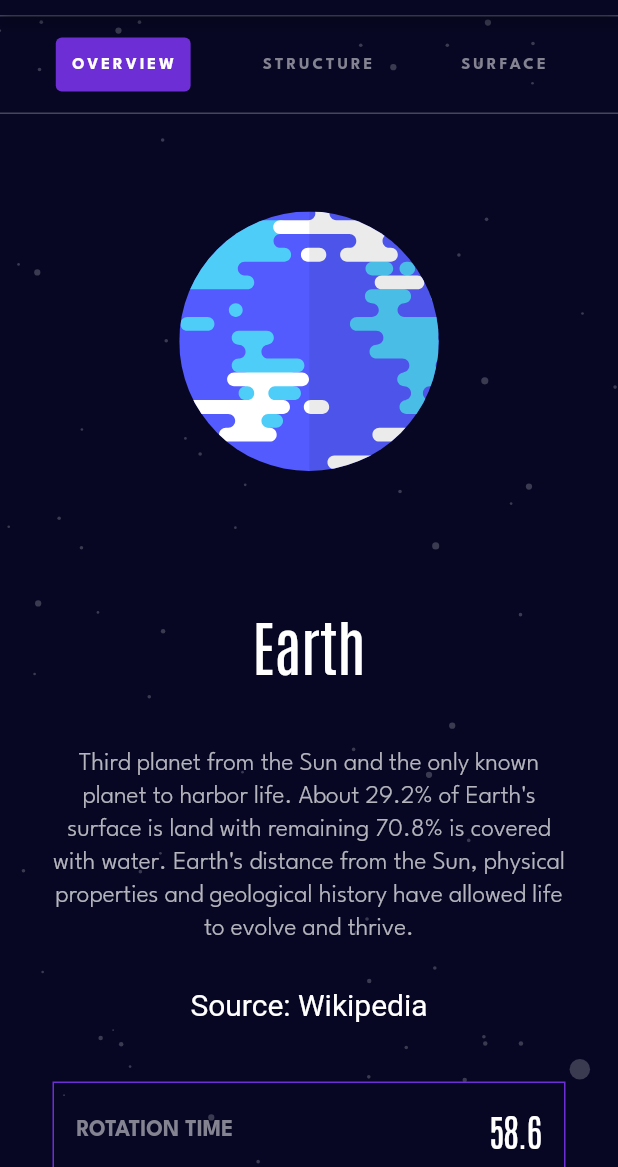
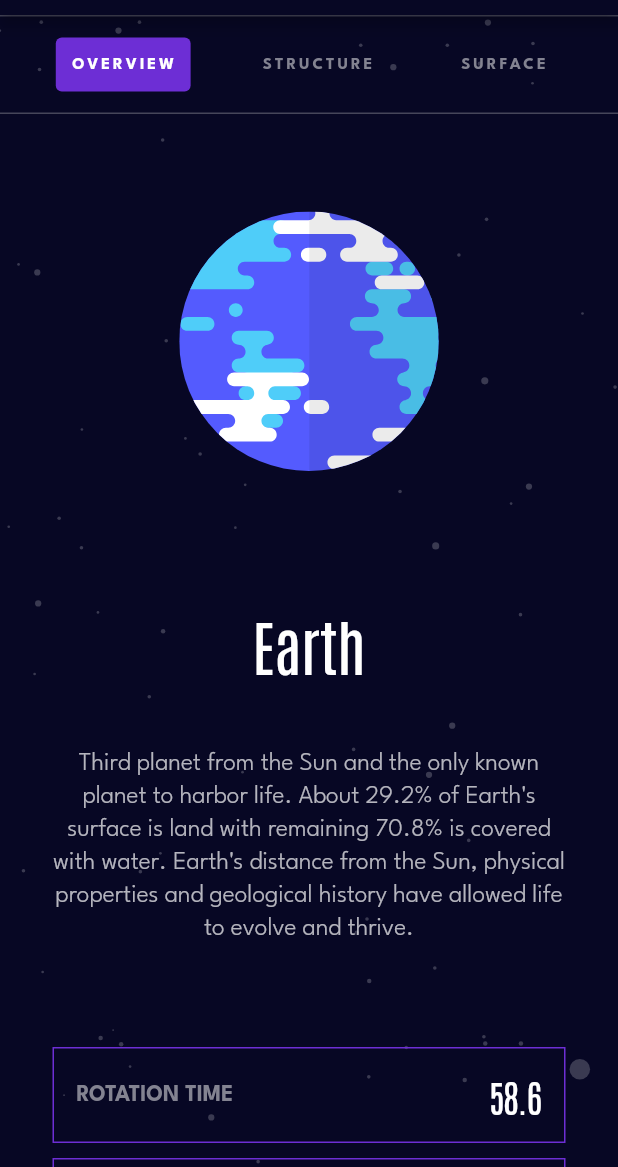
Before and after one commit to PilKvas/flutter_solar_system_application, a Flutter app: the PlanetShell screen opened directly with empty values, after a tap on the "menu" icon, after a tap on "EARTH", on a phone screen of 412 x 824 dp, the part 69-1236 px from its top. Run offline on Flutter 3.47's test engine with Material 2 defaults, Android fonts, the phone set to English and light mode, and no system bars; our stand-ins replace flutter_svg, google_fonts, url_launcher_web.

Commit message:
decomposition/new_button_logic

```diff
--- a/lib/main.dart
+++ b/lib/main.dart
@@ -1,4 +1,23 @@
 import 'package:flutter/material.dart';
-import 'package:flutter_solar_system_application/my_app.dart';
+import 'package:flutter_solar_system_application/main_navigation.dart';
+import 'package:flutter_solar_system_application/widgets/app_theme.dart';
 
 void main() => runApp(const MyApp());
+
+
+
+class MyApp extends StatelessWidget {
+  static final mainNavigation = MainNavigation();
+
+  const MyApp({Key? key}) : super(key: key);
+  @override
+  Widget build(BuildContext context) {
+    return MaterialApp(
+      debugShowCheckedModeBanner: false,
+      title: 'Solar System',
+      initialRoute: mainNavigation.initialRoute,
+      routes: mainNavigation.routes,
+      theme: planetTheme(),
+    );
+  }
+}
--- a/lib/planets/planet_earth_screen.dart
+++ b/lib/planets/planet_earth_screen.dart
@@ -1,7 +1,8 @@
 import "package:flutter/material.dart";
 import 'package:flutter_solar_system_application/configuration/app_assets.dart';
 import 'package:flutter_solar_system_application/configuration/app_colors.dart';
-import 'package:flutter_solar_system_application/planets/planet_common_screen.dart';
+import 'package:flutter_solar_system_application/planets/planet_screen.dart';
+// import 'package:flutter_solar_system_application/widgets/data_json.dart';
 import 'package:flutter_solar_system_application/widgets/planet_data.dart';
 
 /* Является 'строительныи лесом' где расположены все собственноручно написанные виджеты , ответственность за функциональную часть кнопок, скролл, хранит в себе все переменные виджетов, обработка нажатий по кнопкам, отображение данных плаенты Земля, Логика отображения, Стилизация*/
@@ -10,21 +11,24 @@ class PlanetEarthScreen extends StatelessWidget {
   const PlanetEarthScreen({Key? key}) : super(key: key);
   @override
   Widget build(BuildContext context) {
-    return PlanetCommonScreen(
+    return PlanetScreen(
         data: PlanetData(
           title: AppAssets.earthTitle,
           overview: PlanetInfoData(
             info: AppAssets.earthMainInfoOverview,
             asset: AppAssets.earthOverviewAsset,
-              url: Uri.parse('https://en.wikipedia.org/wiki/Earth')),
+          ),
+          // url: Uri.parse('https://en.wikipedia.org/wiki/Earth')),
           structure: PlanetInfoData(
             info: AppAssets.earthMainInfoStructure,
             asset: AppAssets.earthStructureAsset,
-              url: Uri.parse('https://en.wikipedia.org/wiki/Earth#Internal_structure')),
+          ),
+          // url: Uri.parse('https://en.wikipedia.org/wiki/Earth#Internal_structure')),
           surface: PlanetInfoData(
             info: AppAssets.earthMainInfoSurface,
             asset: 'assets/geology-earth.png',
-              url: Uri.parse('https://en.wikipedia.org/wiki/Earth#Surface')),
+            // url: Uri.parse('https://en.wikipedia.org/wiki/Earth#Surface')),
+          ),
           rotationTime: '58.6',
           revolutionTime: '87.97 DAYS',
           radius: '2,439.7 KM',
--- /dev/null
+++ b/lib/planets/planet_screen.dart
@@ -0,0 +1,242 @@
+import "package:flutter/material.dart";
+import 'package:flutter_solar_system_application/configuration/app_colors.dart';
+import 'package:flutter_solar_system_application/widgets/planet_data.dart';
+import 'package:flutter_solar_system_application/widgets/planet_info.dart';
+import 'package:flutter_solar_system_application/widgets/planet_shell.dart';
+import 'package:flutter_svg/flutter_svg.dart';
+import 'package:url_launcher/url_launcher.dart';
+
+enum _TabState {
+  overview,
+  structure,
+  surface,
+}
+
+class PlanetScreen extends StatefulWidget {
+  const PlanetScreen(
+      {Key? key,
+      required this.data,
+      required this.buttonBackgroundColor,
+      required this.borderInfoColor})
+      : super(key: key);
+
+  final PlanetData data;
+
+  final Color buttonBackgroundColor;
+
+  final Color borderInfoColor;
+
+  @override
+  State<PlanetScreen> createState() => _PlanetScreenState();
+}
+
+class _PlanetScreenState extends State<PlanetScreen> {
+  static const Size mainSizeSvgAsset = Size.square(173);
+
+  _TabState _currentTab = _TabState.overview;
+
+  String get _mainInfo {
+    switch (_currentTab) {
+      case _TabState.overview:
+        return widget.data.overview.info;
+      case _TabState.structure:
+        return widget.data.structure.info;
+      case _TabState.surface:
+        return widget.data.surface.info;
+    }
+  }
+
+  String get _mainSvgAsset {
+    switch (_currentTab) {
+      case _TabState.overview:
+        return widget.data.overview.asset;
+      case _TabState.structure:
+        return widget.data.structure.asset;
+      case _TabState.surface:
+        return widget.data.overview.asset;
+    }
+  }
+  // Uri get _mainUrl{
+  //   switch (_currentTab) {
+  //     case _TabState.overview:
+  //       return widget.data.overview.url;
+  //     case _TabState.structure:
+  //       return widget.data.structure.url;
+  //     case _TabState.surface:
+  //       return widget.data.surface.url;
+  //   }
+  // }
+  void onOverviewPressed() {
+    setState(() {
+      _currentTab = _TabState.overview;
+    });
+  }
+
+  void onStructurePressed() {
+    setState(() {
+      _currentTab = _TabState.structure;
+    });
+  }
+
+  void onSurfacePressed() {
+    setState(() {
+      _currentTab = _TabState.surface;
+    });
+  }
+
+  @override
+  Widget build(BuildContext context) {
+    return PlanetShell(
+      body: SingleChildScrollView(
+        child: SizedBox(
+          width: double.infinity,
+          child: Column(
+            crossAxisAlignment: CrossAxisAlignment.center,
+            children: [
+              Container(
+                decoration: const BoxDecoration(
+                  border: Border(
+                      bottom: BorderSide(color: AppColors.borderColor),
+                      top: BorderSide(color: AppColors.borderColor)),
+                ),
+                child: ButtonBar(
+                  alignment: MainAxisAlignment.spaceEvenly,
+                  children: [
+                    TextButton(
+                      onPressed: onOverviewPressed,
+                      style: _currentTab == _TabState.overview
+                          ? Theme.of(context).textButtonTheme.style?.copyWith(
+                              backgroundColor: MaterialStateProperty.all(
+                                  widget.buttonBackgroundColor))
+                          : Theme.of(context).textButtonTheme.style,
+                      child: Text(
+                        'OVERVIEW',
+                        style: _currentTab == _TabState.overview
+                            ? Theme.of(context).textTheme.headline5?.copyWith(
+                                  color: AppColors.white,
+                                )
+                            : Theme.of(context).textTheme.headline5,
+                      ),
+                    ),
+                    TextButton(
+                      style: _currentTab == _TabState.structure
+                          ? Theme.of(context).textButtonTheme.style?.copyWith(
+                              backgroundColor: MaterialStateProperty.all(
+                                  widget.buttonBackgroundColor))
+                          : Theme.of(context).textButtonTheme.style,
+                      onPressed: onStructurePressed,
+                      child: Text(
+                        'STRUCTURE',
+                        style: _currentTab == _TabState.structure
+                            ? Theme.of(context).textTheme.headline5?.copyWith(
+                                  color: AppColors.white,
+                                )
+                            : Theme.of(context).textTheme.headline5,
+                      ),
+                    ),
+                    TextButton(
+                      style: _currentTab == _TabState.surface
+                          ? Theme.of(context).textButtonTheme.style?.copyWith(
+                              backgroundColor: MaterialStateProperty.all(
+                                  widget.buttonBackgroundColor))
+                          : Theme.of(context).textButtonTheme.style,
+                      onPressed: onSurfacePressed,
+                      child: Text(
+                        'SURFACE',
+                        style: _currentTab == _TabState.surface
+                            ? Theme.of(context).textTheme.headline5?.copyWith(
+                                  color: AppColors.white,
+                                )
+                            : Theme.of(context).textTheme.headline5,
+                      ),
+                    ),
+                  ],
+                ),
+              ),
+              const SizedBox(
+                height: 65,
+              ),
+              Container(
+                padding: const EdgeInsets.symmetric(horizontal: 35),
+                child: Column(
+                  children: [
+                    Stack(
+                      children: [
+                        SvgPicture.asset(
+                          _mainSvgAsset,
+                          width: mainSizeSvgAsset.width,
+                          height: mainSizeSvgAsset.height,
+                        ),
+                        Opacity(
+                          opacity: _currentTab == _TabState.surface ? 1 : 0,
+                          child: Image.asset(
+                            widget.data.surface.asset,
+                            width: mainSizeSvgAsset.width,
+                            height: mainSizeSvgAsset.height,
+                          ),
+                        )
+
+                      ],
+                    ),
+                    const SizedBox(
+                      height: 90,
+                    ),
+                    Text(
+                      widget.data.title,
+                      style: Theme.of(context).textTheme.headline3,
+                    ),
+                    const SizedBox(height: 40),
+                    Text(
+                      _mainInfo,
+                      textAlign: TextAlign.center,
+                      style: Theme.of(context).textTheme.bodyText1,
+                    ),
+                    const SizedBox(
+                      height: 30,
+                    ),
+                    // GestureDetector(
+                    //   // onTap: () {
+                    //   //   launchUrl(_mainUrl);
+                    //   // },
+                    //   child: const Text('Source: Wikipedia', style: TextStyle(color: AppColors.white, fontSize: 20))
+                    // ),
+                    const SizedBox(
+                      height: 40,
+                    ),
+                    Column(
+                      children: [
+                        PlanetInfo(
+                          leftSideText: 'ROTATION TIME',
+                          rightSideText: widget.data.rotationTime,
+                          borderInfoColor: widget.borderInfoColor,
+                        ),
+                        PlanetInfo(
+                          leftSideText: 'REVOLUTION TIME',
+                          rightSideText: widget.data.revolutionTime,
+                          borderInfoColor: widget.borderInfoColor,
+                        ),
+                        PlanetInfo(
+                          leftSideText: 'RADIUS',
+                          rightSideText: widget.data.radius,
+                          borderInfoColor: widget.borderInfoColor,
+                        ),
+                        PlanetInfo(
+                          leftSideText: 'AVERAGE TEMP.',
+                          rightSideText: widget.data.averageTemperature,
+                          borderInfoColor: widget.borderInfoColor,
+                        ),
+                      ],
+                    )
+                  ],
+                ),
+              ),
+            ],
+          ),
+        ),
+      ),
+    );
+  }
+//   void _launchUrl() async {
+//   if (!await launchUrl(widget.data.overview.url)) throw 'Could not launch' ;
+// }
+}
--- a/lib/widgets/planet_data.dart
+++ b/lib/widgets/planet_data.dart
@@ -3,12 +3,12 @@
 class PlanetInfoData {
   final String info;
   final String asset;
-  final Uri url;
+  // final Uri url;
 
   PlanetInfoData({
     required this.info,
     required this.asset,
-    required this.url,
+    // required this.url,
   });
 }
 
```
Lines whose indentation alone changed are shown as unchanged.
